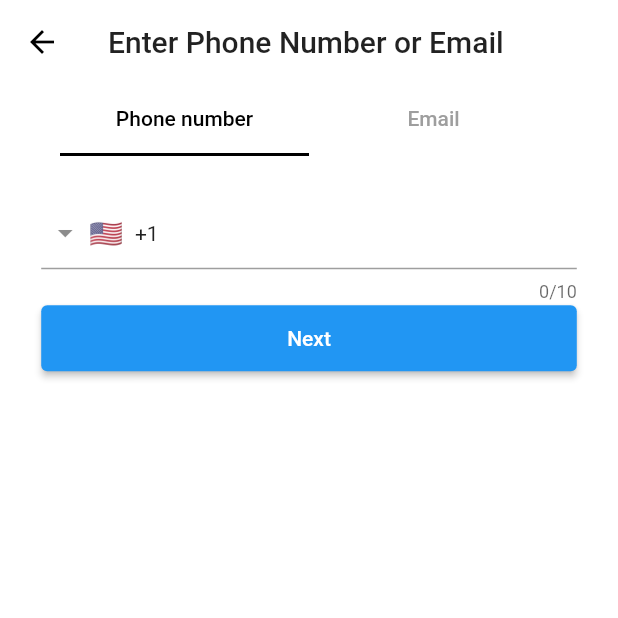
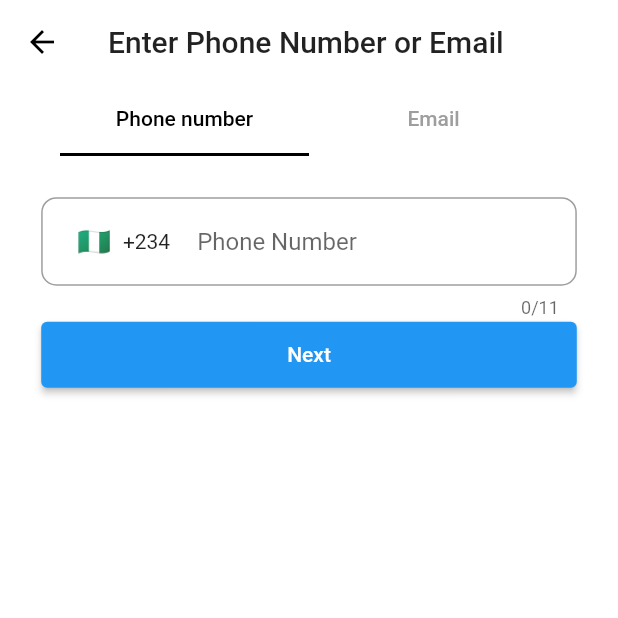
Before and after one commit to EniRox001/memestagram, a Flutter app: the SignupMobileTwo screen opened directly, on a phone screen of 412 x 824 dp, the top half of it. Run offline on Flutter 3.47's test engine with Material 2 defaults, Android fonts, the light colour scheme and no system bars; drawn by our look-alikes of intl_phone_field; our stand-ins replace dio, google_fonts, sizer; network calls fail.

Commit message:
completed phone number signup field

```diff
--- a/lib/widgets/mobile/signup_mobile_two.dart
+++ b/lib/widgets/mobile/signup_mobile_two.dart
@@ -1,4 +1,5 @@
 import 'package:flutter/material.dart';
+import 'package:intl_phone_field/country_picker_dialog.dart';
 import 'package:intl_phone_field/intl_phone_field.dart';
 import 'package:memestagram/utils/colors.dart';
 import 'package:memestagram/widgets/common/w_elevated_button.dart';
@@ -50,7 +51,51 @@ class _SignupMobileTwoState extends State<SignupMobileTwo>
             padding: EdgeInsets.all(20.0.sp),
             child: Column(
               children: <Widget>[
-                IntlPhoneField(),
+                IntlPhoneField(
+                  initialCountryCode: 'NG',
+                  flagsButtonMargin: const EdgeInsets.only(left: 20.0),
+                  flagsButtonPadding: const EdgeInsets.only(right: 10.0),
+                  showCountryFlag: true,
+                  showDropdownIcon: false,
+                  pickerDialogStyle: PickerDialogStyle(
+                    searchFieldPadding: EdgeInsets.zero,
+                    searchFieldInputDecoration: InputDecoration(
+                      hintText: 'Search Country',
+                      focusedBorder: OutlineInputBorder(
+                        borderSide: const BorderSide(
+                          color: Colors.black87,
+                        ),
+                        borderRadius: BorderRadius.circular(
+                          10.0,
+                        ),
+                      ),
+                      border: OutlineInputBorder(
+                        borderSide: const BorderSide(color: Colors.black12),
+                        borderRadius: BorderRadius.circular(
+                          10.0,
+                        ),
+                      ),
+                    ),
+                  ),
+                  decoration: InputDecoration(
+                    hintText: 'Phone Number',
+                    focusedBorder: OutlineInputBorder(
+                      borderSide: const BorderSide(
+                        color: Colors.black87,
+                      ),
+                      borderRadius: BorderRadius.circular(
+                        10.0,
+                      ),
+                    ),
+                    border: OutlineInputBorder(
+                      borderSide: const BorderSide(color: Colors.black12),
+                      borderRadius: BorderRadius.circular(
+                        10.0,
+                      ),
+                    ),
+                  ),
+                  onChanged: (phone) {},
+                ),
                 WElevatedButton(onPressed: () {}, text: 'Next')
               ],
             ),
```
